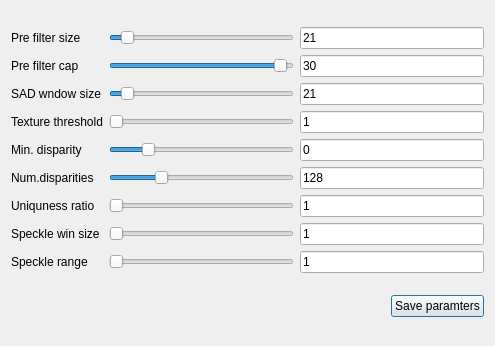
This is adjustbmparam.ui in asergiu/camcalib as Qt 5 draws it before an edit. The edited form follows.
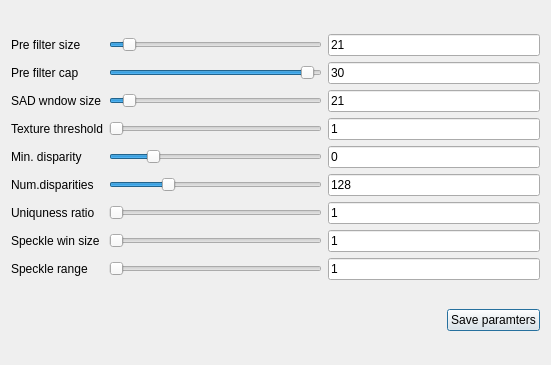
This is the edited form.

The edit to the form file:
```diff
--- a/adjustbmparam.ui
+++ b/adjustbmparam.ui
@@ -6,8 +6,8 @@
    <rect>
     <x>0</x>
     <y>0</y>
-    <width>495</width>
-    <height>346</height>
+    <width>551</width>
+    <height>365</height>
    </rect>
   </property>
   <property name="windowTitle">
```
Left out of the diff: 66 changed lines with no effect on the pictures.
